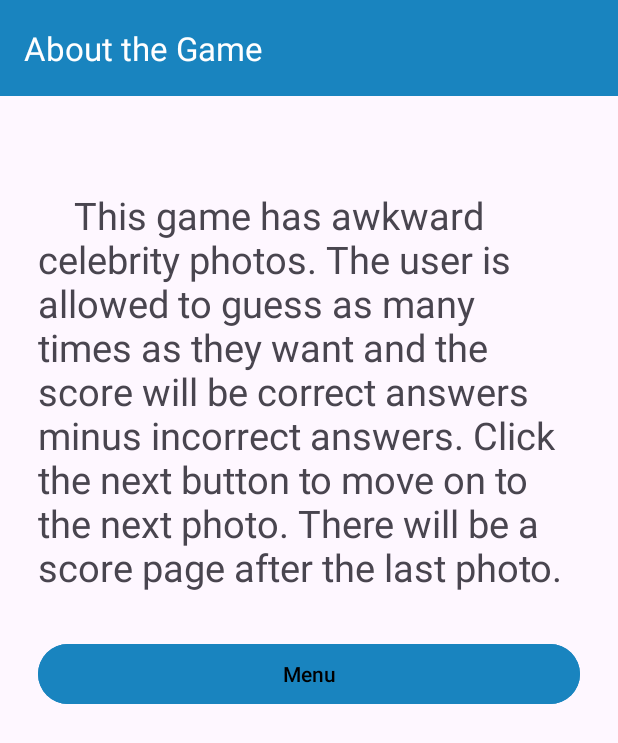
After one commit to Pmacdon15/Guess-The-Celebrity-Game, an Android app: the AboutActivity screen opened directly, with no data from a screen before it, on a phone screen of 412 x 824 dp. The commit adds this screen. Shown: the top 743 px of the screen. Run offline under Robolectric (Android 15) with nearby library versions, the phone set to English and light mode, and no system bars.

Commit message:
about page added

```diff
--- a/app/src/main/AndroidManifest.xml
+++ b/app/src/main/AndroidManifest.xml
@@ -24,6 +24,10 @@
         <activity
             android:name=".GameActivity"
             android:exported="true" />
+        <activity
+            android:name=".AboutActivity"
+            android:exported="true" />
+
     </application>
 
 </manifest>
--- /dev/null
+++ b/app/src/main/java/com/example/assignment_2_project/AboutActivity.java
@@ -0,0 +1,22 @@
+package com.example.assignment_2_project;
+
+import android.content.Intent;
+import android.os.Bundle;
+import android.widget.Button;
+
+import androidx.appcompat.app.AppCompatActivity;
+
+public class AboutActivity extends AppCompatActivity {
+
+    @Override
+    protected void onCreate(Bundle savedInstanceState) {
+        super.onCreate(savedInstanceState);
+        setContentView(R.layout.activity_about);
+
+        Button buttonMenu = findViewById(R.id.button_Menu);
+        buttonMenu.setOnClickListener(view -> {
+            Intent intent = new Intent(AboutActivity.this, MainActivity.class);
+            startActivity(intent);
+        });
+    }
+}
--- a/app/src/main/java/com/example/assignment_2_project/MainActivity.java
+++ b/app/src/main/java/com/example/assignment_2_project/MainActivity.java
@@ -20,10 +20,10 @@ public class MainActivity extends AppCompatActivity {
             startActivity(intent);
         });
 
-//        Button buttonAboutGame = findViewById(R.id.button_AboutGame);
-//        buttonAboutGame.setOnClickListener(view -> {
-//            Intent intent = new Intent(MainActivity.this, AboutActivity.class);
-//            startActivity(intent);
-//        });
+        Button buttonAboutGame = findViewById(R.id.button_AboutGame);
+        buttonAboutGame.setOnClickListener(view -> {
+            Intent intent = new Intent(MainActivity.this, AboutActivity.class);
+            startActivity(intent);
+        });
     }
 }
--- a/app/src/main/res/layout/activity_about.xml
+++ b/app/src/main/res/layout/activity_about.xml
@@ -1,6 +1,52 @@
 <?xml version="1.0" encoding="utf-8"?>
 <androidx.constraintlayout.widget.ConstraintLayout xmlns:android="http://schemas.android.com/apk/res/android"
+    xmlns:app="http://schemas.android.com/apk/res-auto"
+    xmlns:tools="http://schemas.android.com/tools"
     android:layout_width="match_parent"
     android:layout_height="match_parent">
 
+    <androidx.appcompat.widget.Toolbar
+        android:id="@+id/toolbar3"
+        android:layout_width="0dp"
+        android:layout_height="wrap_content"
+        android:background="#1984BF"
+        android:minHeight="?attr/actionBarSize"
+        android:theme="?attr/actionBarTheme"
+        app:layout_constraintEnd_toEndOf="parent"
+        app:layout_constraintStart_toStartOf="parent"
+        app:layout_constraintTop_toTopOf="parent"
+        app:title="@string/about_the_game"
+        app:titleTextColor="#FFFFFF" />
+
+    <LinearLayout
+        android:layout_width="0dp"
+        android:layout_height="0dp"
+        android:layout_marginTop="2dp"
+        android:orientation="vertical"
+        app:layout_constraintBottom_toBottomOf="parent"
+        app:layout_constraintEnd_toEndOf="parent"
+        app:layout_constraintStart_toStartOf="parent"
+        app:layout_constraintTop_toBottomOf="@+id/toolbar3">
+
+        <TextView
+            android:id="@+id/textView_AboutGame"
+            android:layout_width="match_parent"
+            android:layout_height="wrap_content"
+            android:layout_marginLeft="25dp"
+            android:layout_marginTop="60dp"
+            android:layout_marginRight="25dp"
+            android:text="@string/about_game"
+            android:textSize="25sp" />
+
+        <Button
+            android:id="@+id/button_Menu"
+            android:layout_width="match_parent"
+            android:layout_height="wrap_content"
+            android:layout_marginLeft="25dp"
+            android:layout_marginTop="30sp"
+            android:layout_marginRight="25dp"
+            android:backgroundTint="#1984BF"
+            android:text="@string/menu"
+            android:textColor="#000000" />
+    </LinearLayout>
 </androidx.constraintlayout.widget.ConstraintLayout>
--- a/app/src/main/res/values/strings.xml
+++ b/app/src/main/res/values/strings.xml
@@ -8,4 +8,6 @@
     <string name="correct">Correct!</string>
     <string name="finish">Finish The Game</string>
     <string name="incorrect">Incorrect</string>
+    <string name="about_game">\ \ \ \ This game has awkward celebrity photos. The user is allowed to guess as many times as they want and the score will be correct answers minus incorrect answers. Click the next button to move on to the next photo. There will be a score page after the last photo.</string>
+    <string name="menu">Menu</string>
 </resources>
```
